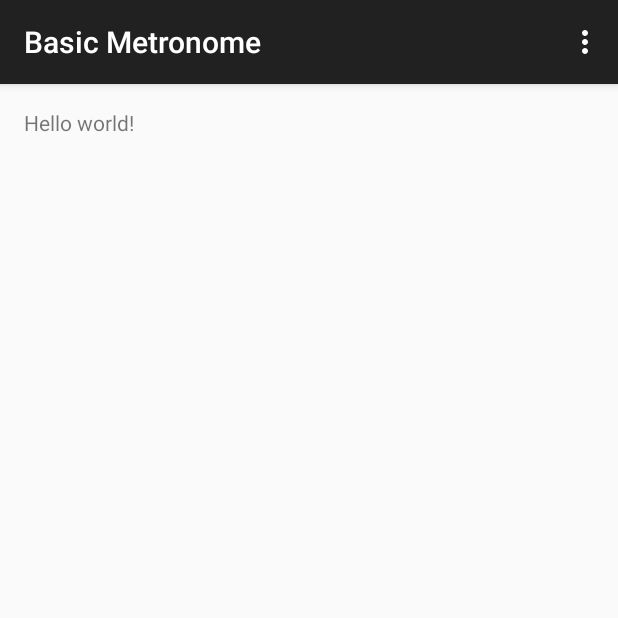
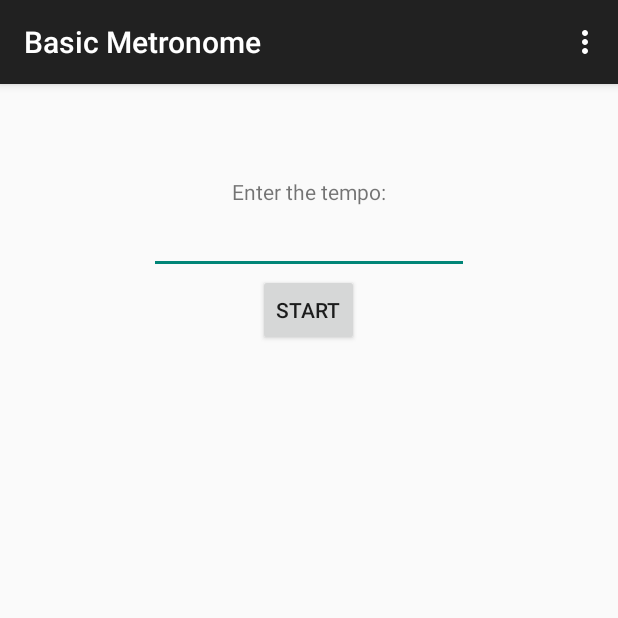
Before and after one commit to cyanhearth/BasicMetronome, an Android app: the screen it shows after launch (MainActivity), on a phone screen of 412 x 824 dp, the top half of it. Run offline under Robolectric (Android 15) with nearby library versions, the phone set to English and light mode, and no system bars.

Commit message:
Began work on app
Added input for bpm
Button now plays sound when tapped

```diff
--- a/app/src/main/java/com/example/cyanhearth/basicmetronome/MainActivity.java
+++ b/app/src/main/java/com/example/cyanhearth/basicmetronome/MainActivity.java
@@ -1,18 +1,69 @@
 package com.example.cyanhearth.basicmetronome;
 
+import android.media.AudioAttributes;
+import android.media.AudioManager;
+import android.media.SoundPool;
+import android.os.Build;
 import android.support.v7.app.ActionBarActivity;
 import android.os.Bundle;
 import android.view.Menu;
 import android.view.MenuItem;
+import android.view.View;
+import android.widget.Button;
+import android.widget.EditText;
+import android.widget.TextView;
 
 
 public class MainActivity extends ActionBarActivity {
+
+    SoundPool pool;
+    Button button;
+    int id;
 
     @Override
     protected void onCreate(Bundle savedInstanceState) {
         super.onCreate(savedInstanceState);
         setContentView(R.layout.activity_main);
+
+        button = (Button) findViewById(R.id.button);
+
+        // load SoundPool differently depending on Android version
+        if(Build.VERSION.SDK_INT >= Build.VERSION_CODES.LOLLIPOP) {
+            AudioAttributes attr = new AudioAttributes.Builder()
+                    .setUsage(AudioAttributes.USAGE_ASSISTANCE_SONIFICATION)
+                    .setContentType(AudioAttributes.CONTENT_TYPE_SONIFICATION)
+                    .build();
+
+            pool = new SoundPool.Builder()
+                    .setAudioAttributes(attr)
+                    .build();
+        }
+        else
+        {
+            pool = new SoundPool(10, AudioManager.STREAM_MUSIC, 0);
+        }
+
+        id = pool.load(this, R.raw.blip, 1);
+
+        button.setOnClickListener(new View.OnClickListener() {
+            @Override
+            public void onClick(View v) {
+
+                /*
+                Get the value the user entered for the tempo
+                TODO: filter for appropriate values
+                */
+                EditText tempoSelection = (EditText) findViewById(R.id.editText);
+                int tempo = Integer.parseInt(tempoSelection.getText().toString());
+
+                //Set to display tempo value for testing
+                //TextView displayTempo = (TextView) findViewById(R.id.textView2);
+                //displayTempo.setText(String.valueOf(tempo));
+                pool.play(id, 1, 1, 1, -1, 1);
+            }
+        });
     }
+
 
 
     @Override
--- a/app/src/main/res/layout/activity_main.xml
+++ b/app/src/main/res/layout/activity_main.xml
@@ -5,7 +5,42 @@
     android:paddingTop="@dimen/activity_vertical_margin"
     android:paddingBottom="@dimen/activity_vertical_margin" tools:context=".MainActivity">
 
-    <TextView android:text="@string/hello_world" android:layout_width="wrap_content"
-        android:layout_height="wrap_content" />
+    <TextView
+        android:layout_width="wrap_content"
+        android:layout_height="wrap_content"
+        android:textAppearance="?android:attr/textAppearanceSmall"
+        android:text="@string/instruction"
+        android:id="@+id/textView"
+        android:layout_alignParentTop="true"
+        android:layout_centerHorizontal="true"
+        android:layout_marginTop="46dp" />
+
+    <EditText
+        android:layout_width="wrap_content"
+        android:layout_height="wrap_content"
+        android:inputType="number"
+        android:ems="10"
+        android:id="@+id/editText"
+        android:layout_below="@+id/textView"
+        android:layout_centerHorizontal="true" />
+
+    <TextView
+        android:layout_width="wrap_content"
+        android:layout_height="wrap_content"
+        android:textAppearance="?android:attr/textAppearanceLarge"
+        android:id="@+id/textView2"
+        android:layout_below="@+id/editText"
+        android:layout_centerHorizontal="true"
+        android:layout_marginTop="179dp"
+        android:editable="false" />
+
+    <Button
+        style="?android:attr/buttonStyleSmall"
+        android:layout_width="wrap_content"
+        android:layout_height="wrap_content"
+        android:text="@string/button_text_start"
+        android:id="@+id/button"
+        android:layout_below="@+id/editText"
+        android:layout_centerHorizontal="true" />
 
 </RelativeLayout>
--- a/app/src/main/res/values/strings.xml
+++ b/app/src/main/res/values/strings.xml
@@ -2,7 +2,10 @@
 <resources>
 
     <string name="app_name">Basic Metronome</string>
-    <string name="hello_world">Hello world!</string>
     <string name="action_settings">Settings</string>
 
+    <string name="instruction">Enter the tempo:</string>
+    <string name="button_text_start">Start</string>
+    <string name="button_text_stop">Stop</string>
+
 </resources>
```
Also changed, not shown: 2 other files.
